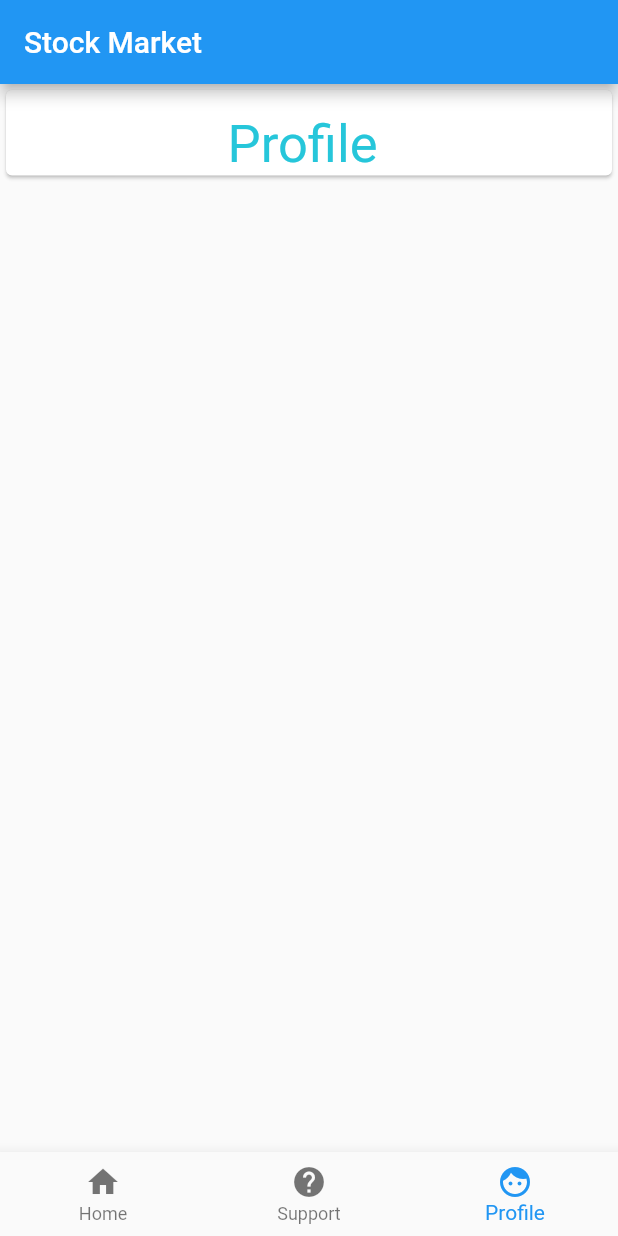
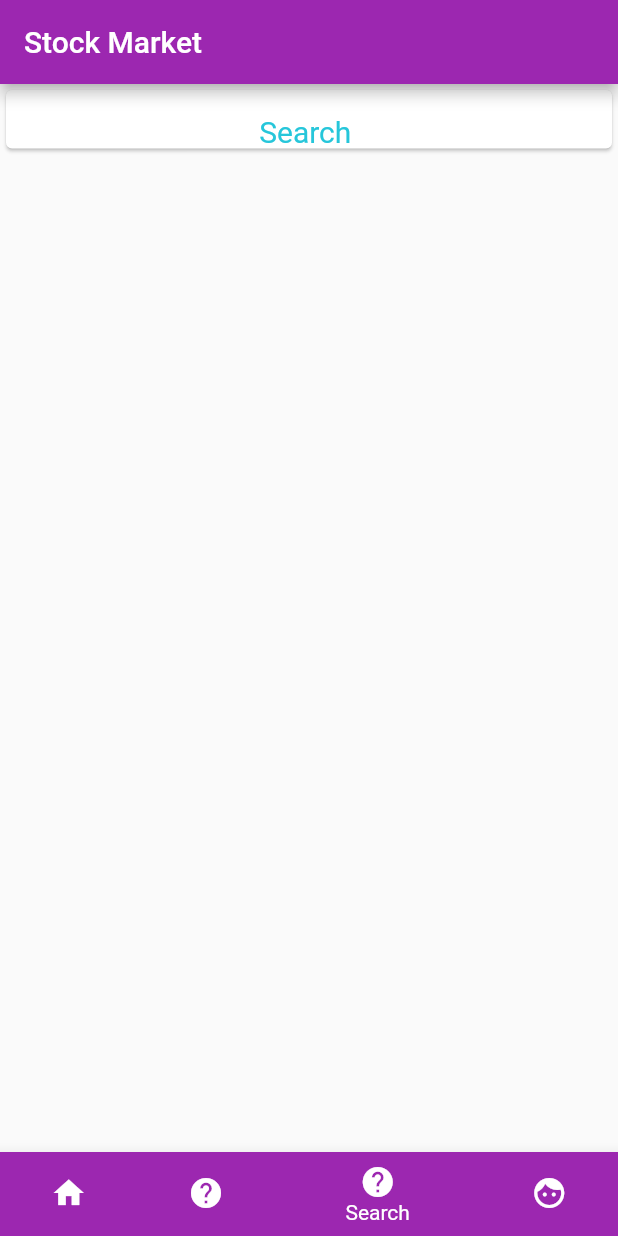
Before and after one commit to RobotInc/stock, a Flutter app: the screen it shows after launch, item 3 of the bottom bar chosen, on a phone screen of 412 x 824 dp. Run offline on Flutter 3.47's test engine with Material 2 defaults, Android fonts, the phone set to English and light mode, and no system bars.

Commit message:
Color Change Added a Page

```diff
--- a/lib/main.dart
+++ b/lib/main.dart
@@ -8,7 +8,8 @@ class MyApp extends StatelessWidget {
     return MaterialApp(
       title: 'Stock',
       theme: ThemeData(
-        primarySwatch: Colors.blue,
+        primarySwatch: Colors.purple,
+
       ),
       home: MyHomePage(),
     );
@@ -24,6 +25,7 @@ class _MyHomePageState extends State<MyHomePage> {
   final Key keyOne = PageStorageKey('pageOne');
   final Key keyTwo = PageStorageKey('pageTwo');
   final Key keyThree = PageStorageKey('pageThree');
+  final Key keyFour = PageStorageKey('pageFour');
 
 
   int currentTab = 0;
@@ -31,6 +33,7 @@ class _MyHomePageState extends State<MyHomePage> {
   PageOne one;
   PageTwo two;
   PageThree three;
+  PageFour four;
   List<Widget> pages;
   Widget currentPage;
 
@@ -59,8 +62,13 @@ class _MyHomePageState extends State<MyHomePage> {
       key: keyTwo,
     );
 
-    three = PageThree(key: keyThree,);
-    pages = [one, two, three];
+    three = PageThree(
+      key: keyThree,
+    );
+    four = PageFour(
+      key: keyFour,
+    );
+    pages = [one, two, three, four];
 
     currentPage = one;
 
@@ -88,14 +96,22 @@ class _MyHomePageState extends State<MyHomePage> {
         items: <BottomNavigationBarItem>[
           BottomNavigationBarItem(
             icon: Icon(Icons.home),
-            title: Text('Home'),
+            backgroundColor: Colors.purple,
+            title: Text('Stock'),
           ),
           BottomNavigationBarItem(
             icon: Icon(Icons.help),
-            title: Text("Support"),
+            backgroundColor: Colors.purple,
+            title: Text("My Stock"),
+          ),
+          BottomNavigationBarItem(
+            icon: Icon(Icons.help),
+            backgroundColor: Colors.purple,
+            title: Text("Search"),
           ),
           BottomNavigationBarItem(
             icon: Icon(Icons.face),
+            backgroundColor: Colors.purple,
             title: Text("Profile"),
           ),
         ],
@@ -103,6 +119,7 @@ class _MyHomePageState extends State<MyHomePage> {
     );
   }
 }
+
 
 class PageOne extends StatefulWidget {
 
@@ -132,7 +149,7 @@ class PageOneState extends State<PageOne> {
               new Text(
                 'Home ',
                 style: new TextStyle(
-                  fontSize: 35.0,
+                  fontSize: 20.0,
                   fontFamily: 'Roboto',
                   color: new Color(0xFF26C6DA)
                 ),
@@ -169,9 +186,9 @@ class PageTwoState extends State<PageTwo> {
             children: <Widget>[
 
               new Text(
-                'Support ',
+                'My Stocks ',
                 style: new TextStyle(
-                  fontSize: 35.0,
+                  fontSize: 20.0,
                   fontFamily: 'Roboto',
                   color: new Color(0xFF26C6DA)
                 ),
@@ -208,9 +225,47 @@ class PageThreeState extends State<PageThree> {
             children: <Widget>[
 
               new Text(
+                'Search ',
+                style: new TextStyle(
+                  fontSize: 20.0,
+                  fontFamily: 'Roboto',
+                  color: new Color(0xFF26C6DA)
+                ),
+              )
+            ],
+          ),
+        ),
+
+      ],
+    ),
+    );
+  }
+}
+class PageFour extends StatefulWidget {
+  PageFour({Key key}) : super(key: key);
+
+  @override
+  PageFourState createState() => PageFourState();
+}
+
+class PageFourState extends State<PageFour> {
+  @override
+  Widget build(BuildContext context) {
+    return Card(
+    child: new Column(
+      mainAxisSize: MainAxisSize.min,
+      children: <Widget>[
+        new Container(
+          padding: new EdgeInsets.only(top: 16.0),
+          child: new Row(
+            crossAxisAlignment: CrossAxisAlignment.start,
+            mainAxisAlignment: MainAxisAlignment.center,
+            children: <Widget>[
+
+              new Text(
                 'Profile ',
                 style: new TextStyle(
-                  fontSize: 35.0,
+                  fontSize: 20.0,
                   fontFamily: 'Roboto',
                   color: new Color(0xFF26C6DA)
                 ),
```
